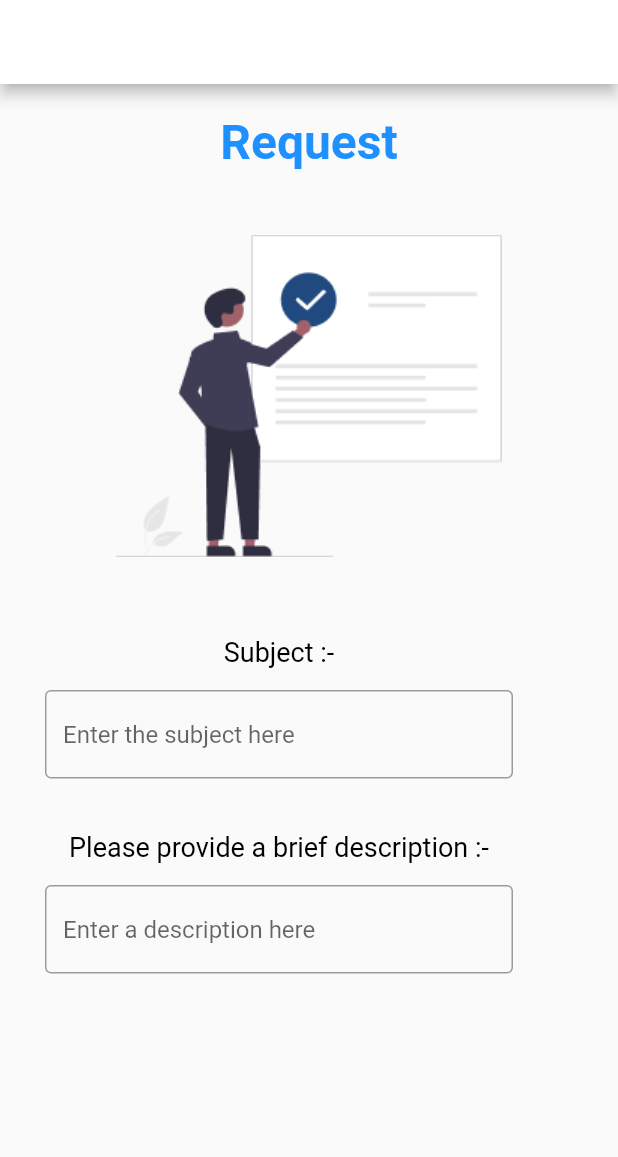
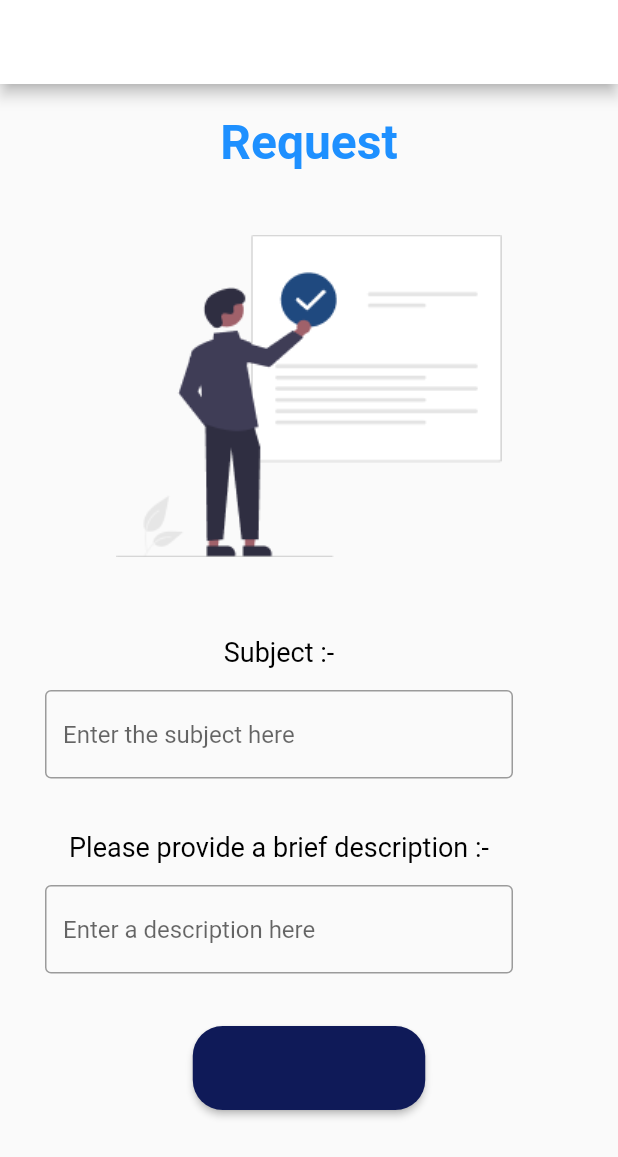
Before and after one commit to Yasodkai11/MAD, a Flutter app: the request screen opened directly, on a phone screen of 412 x 824 dp. Shown: the top 1157 px of the screen. Run offline on Flutter 3.47's test engine with Material 2 defaults, Android fonts, the phone set to English and light mode, and no system bars; our stand-ins replace firebase_auth, quickalert; missing offline and left inert: flutter_auth; accounts and stored records are empty.

Commit message:
button style

```diff
--- a/unity_world/lib/pages/Request/request_form.dart
+++ b/unity_world/lib/pages/Request/request_form.dart
@@ -105,6 +105,11 @@ class _requestState extends State<request> {
                   padding: const EdgeInsets.all(10),
                   height: 56,
                   minWidth: 155,
+                  shape: RoundedRectangleBorder(
+                    borderRadius: BorderRadius.circular(20),
+                  ),
+                  color: const Color.fromARGB(255, 15, 26, 88),
+                  textColor: Colors.white,
 
                   onPressed: () {
 
```
